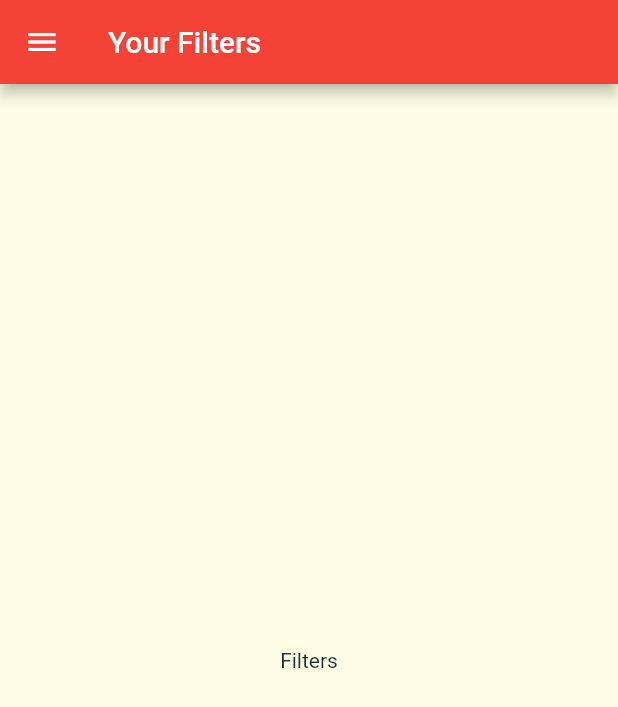
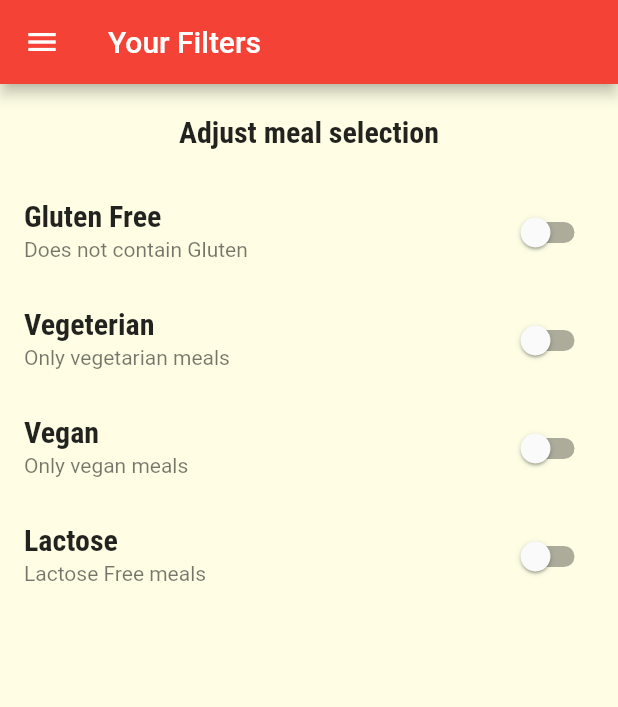
Before and after one commit to muriukiMartin/meals_app, a Flutter app: the FiltersScreen screen opened by its route, on a phone screen of 412 x 824 dp. Shown: the top 707 px of the screen. Run offline on Flutter 3.47's test engine with Material 2 defaults, Android fonts, the phone set to English and light mode, and no system bars; Roboto replaces fonts that are missing (Railway).

Commit message:
Create meal filters

```diff
--- a/lib/screens/filters_screen.dart
+++ b/lib/screens/filters_screen.dart
@@ -1,17 +1,81 @@
 import 'package:flutter/material.dart';
 import '../widgets/main_drawer.dart';
 
-class FiltersScreen extends StatelessWidget {
+class FiltersScreen extends StatefulWidget {
   // const FilterScreen({ Key? key }) : super(key: key);
   static const routeName = '/filters';
 
   @override
+  State<FiltersScreen> createState() => _FiltersScreenState();
+}
+
+class _FiltersScreenState extends State<FiltersScreen> {
+  var _glutenFree = false;
+  var _vegetarian = false;
+  var _vegan = false;
+  var _lactoseFree = false;
+
+  Widget _buildSwitchListTile(String title, String description,
+      bool currentValue, Function updateValue) {
+    return SwitchListTile(
+      title: Text(title),
+      value: currentValue,
+      subtitle: Text(description),
+      onChanged: updateValue,
+    );
+  }
+
+  @override
   Widget build(BuildContext context) {
     return Scaffold(
-      appBar: AppBar(title: Text('Your Filters'),),
+      appBar: AppBar(
+        title: Text('Your Filters'),
+      ),
       drawer: MainDrawer(),
-      body: Center(
-        child: Text('Filters'),
+      body: Column(
+        children: [
+          Container(
+            padding: EdgeInsets.all(20),
+            child: Text(
+              'Adjust meal selection',
+              style: Theme.of(context).textTheme.subtitle1,
+            ),
+          ),
+          Expanded(
+            child: ListView(
+              children: [
+                _buildSwitchListTile(
+                    'Gluten Free', 'Does not contain Gluten', _glutenFree,
+                    (newValue) {
+                  setState(() {
+                    _glutenFree = newValue;
+                  });
+                }),
+                _buildSwitchListTile(
+                    'Vegeterian', 'Only vegetarian meals', _vegetarian,
+                    (newValue) {
+                  setState(() {
+                    _vegetarian = newValue;
+                  });
+                }),
+                _buildSwitchListTile(
+                    'Vegan', 'Only vegan meals', _vegan,
+                    (newValue) {
+                  setState(() {
+                    _vegan = newValue;
+                  });
+                }),
+                _buildSwitchListTile(
+                    'Lactose', 'Lactose Free meals', _lactoseFree,
+                    (newValue) {
+                  setState(() {
+                    _lactoseFree = newValue;
+                  });
+                }),
+              ],
+            ),
+          ),
+        ],
       ),
     );
   }
```
